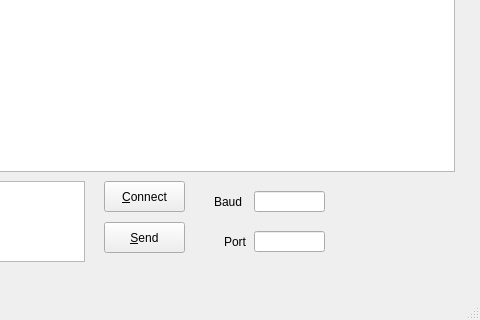
This is QSH/mainwindow.ui in libertas/SerialHelper as Qt 5 draws it before an edit; both pictures show x 426 to 906 and y 166 to 486 of the 906 by 486 pixel window. The edited form follows.
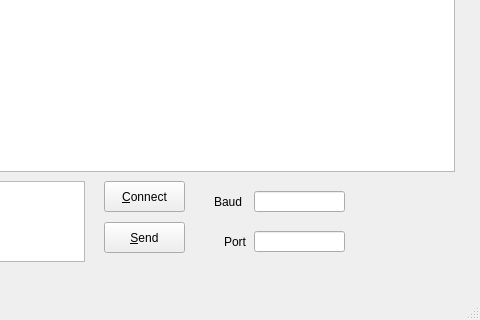
This is the edited form.

```diff
--- a/QSH/mainwindow.ui
+++ b/QSH/mainwindow.ui
@@ -39,7 +39,7 @@
      <rect>
       <x>680</x>
       <y>340</y>
-      <width>71</width>
+      <width>91</width>
       <height>21</height>
      </rect>
     </property>
@@ -75,7 +75,7 @@
      <rect>
       <x>680</x>
       <y>380</y>
-      <width>71</width>
+      <width>91</width>
       <height>21</height>
      </rect>
     </property>
```
Left out of the diff: 8 changed lines with no effect on the pictures.
